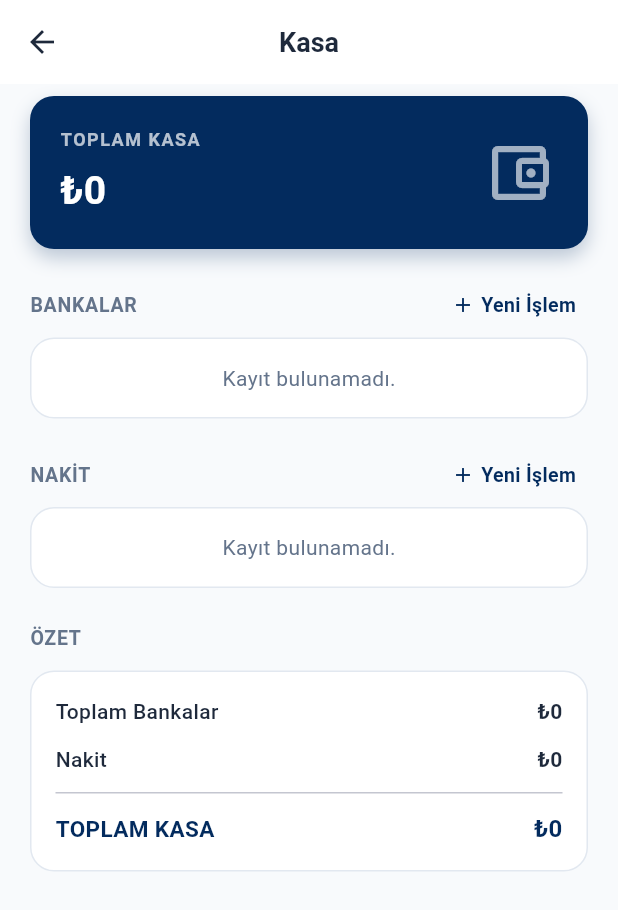
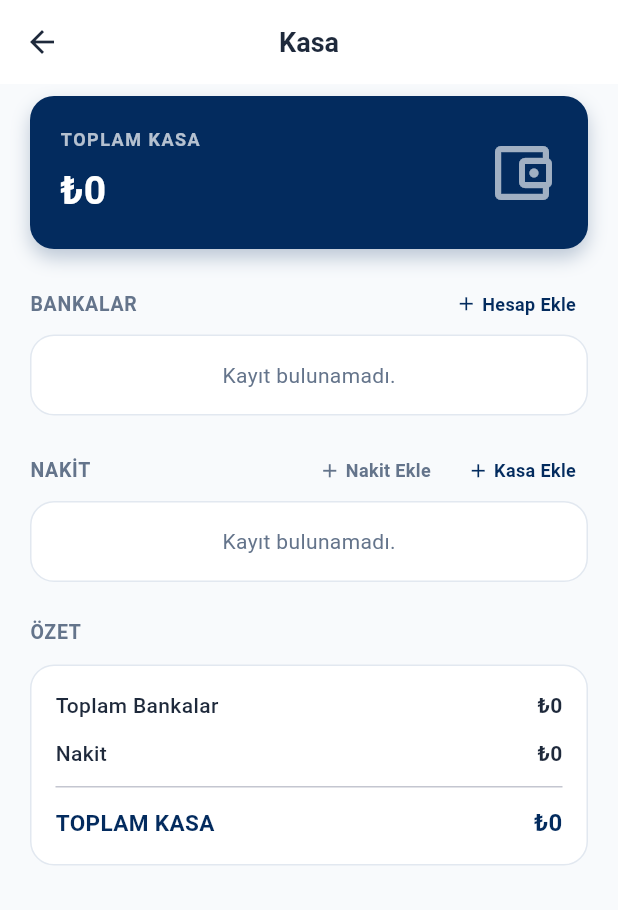
Before and after one commit to Soumat0u/Hane, a Flutter app: the KasaScreen screen opened directly, on a phone screen of 412 x 824 dp. Shown: the top 910 px of the screen. Run offline on Flutter 3.47's test engine with Material 3 defaults, Android fonts, the phone set to English and light mode, and no system bars; our stand-ins replace file_picker, flutter_local_notifications, flutter_map, flutter_secure_storage, geocoding, image_picker and 7 more; missing offline and left inert: excel; accounts and stored records are empty; network calls fail.

Commit message:
Fix: kasa sayfası güncellendi - Hesap Ekle yalnızca banka hesabı açar

```diff
--- a/lib/views/kasa_view.dart
+++ b/lib/views/kasa_view.dart
@@ -7,7 +7,8 @@ import 'package:hane/providers/finance_provider.dart';
 import 'package:hane/views/kasa_detay_view.dart';
 import 'package:hane/models/account.dart';
 import 'package:hane/views/widgets/bank_logo.dart';
-import 'package:hane/views/yeni_islem_view.dart';
+import 'package:hane/views/yeni_hesap_view.dart';
+import 'package:hane/utils/thousands_formatter.dart';
 
 class KasaScreen extends StatelessWidget {
   const KasaScreen({super.key});
@@ -29,7 +30,6 @@ class KasaScreen extends StatelessWidget {
             final kasa = fp.getTotalBalance();
             final bankAccounts = fp.accounts.where((a) => a.type == 'Banka').toList();
             final cashAccounts = fp.accounts.where((a) => a.type == 'Nakit').toList();
-
             final totalBankalar = bankAccounts.fold(0.0, (sum, a) => sum + a.balance);
             final totalNakit = cashAccounts.fold(0.0, (sum, a) => sum + a.balance);
 
@@ -41,18 +41,12 @@ class KasaScreen extends StatelessWidget {
                 child: Column(
                   crossAxisAlignment: CrossAxisAlignment.stretch,
                   children: [
-                  // Top Total Kasa Card (Degrade)
+                    // Banner
                     Container(
                       decoration: BoxDecoration(
                         color: context.colors.brand,
                         borderRadius: BorderRadius.circular(16),
-                      boxShadow: [
-                        BoxShadow(
-                          color: const Color(0x3F032B5E),
-                          blurRadius: 10,
-                          offset: const Offset(0, 6),
-                        ),
-                      ],
+                        boxShadow: [BoxShadow(color: const Color(0x3F032B5E), blurRadius: 10, offset: const Offset(0, 6))],
                       ),
                       padding: const EdgeInsets.all(20.0),
                       child: Row(
@@ -61,101 +55,51 @@ class KasaScreen extends StatelessWidget {
                           Column(
                             crossAxisAlignment: CrossAxisAlignment.start,
                             children: [
-                            Text(
-                              'TOPLAM KASA',
-                              style: TextStyle(
-                                color: Colors.white.withAlpha(180),
-                                fontSize: 12,
-                                fontWeight: FontWeight.bold,
-                                letterSpacing: 1,
-                              ),
-                            ),
+                              Text('TOPLAM KASA', style: TextStyle(color: Colors.white.withAlpha(180), fontSize: 12, fontWeight: FontWeight.bold, letterSpacing: 1)),
                               const SizedBox(height: 8),
-                            Text(
-                              currencyFormat.format(kasa),
-                              style: const TextStyle(
-                                color: Colors.white,
-                                fontSize: 26,
-                                fontWeight: FontWeight.bold,
-                              ),
-                            ),
+                              Text(currencyFormat.format(kasa), style: const TextStyle(color: Colors.white, fontSize: 26, fontWeight: FontWeight.bold)),
                             ],
                           ),
-                        SizedBox(
-                          width: 52,
-                          height: 52,
-                          child: Icon(Icons.account_balance_wallet_outlined, color: Colors.white.withAlpha(160), size: 48),
-                        ),
+                          Icon(Icons.account_balance_wallet_outlined, color: Colors.white.withAlpha(160), size: 48),
                         ],
                       ),
                     ),
                     const SizedBox(height: 24),
 
                     // BANKALAR
-                  _buildSectionHeader(context, 'BANKALAR', onNewTap: () {
-                    _showNewTransaction(context);
-                  }),
+                    _buildSectionHeader(context, 'BANKALAR', actions: [
+                      _SectionAction(label: 'Hesap Ekle', onTap: () => _openNewAccount(context, type: 'Banka', lockType: true)),
+                    ]),
                     _buildGroupList(context, bankAccounts, isBank: true),
                     const SizedBox(height: 24),
 
                     // NAKİT
-                  _buildSectionHeader(context, 'NAKİT', onNewTap: () {
-                    _showNewTransaction(context);
-                  }),
+                    _buildSectionHeader(context, 'NAKİT', actions: [
+                      _SectionAction(
+                        label: 'Nakit Ekle',
+                        onTap: cashAccounts.isEmpty ? null : () => _showAddCashSheet(context, cashAccounts),
+                      ),
+                      _SectionAction(label: 'Kasa Ekle', onTap: () => _openNewAccount(context, type: 'Nakit', lockType: true)),
+                    ]),
                     _buildGroupList(context, cashAccounts, iconData: Icons.payments_outlined, iconColor: Colors.green),
                     const SizedBox(height: 24),
 
-
                     // ÖZET
-                  Text(
-                    'ÖZET',
-                    style: TextStyle(
-                      fontSize: 13,
-                      fontWeight: FontWeight.bold,
-                      color: context.colors.textSecondary,
-                      letterSpacing: 0.5,
-                    ),
-                  ),
+                    Text('ÖZET', style: TextStyle(fontSize: 13, fontWeight: FontWeight.bold, color: context.colors.textSecondary, letterSpacing: 0.5)),
                     const SizedBox(height: 12),
                     Container(
-                    decoration: BoxDecoration(
-                      color: context.colors.surface,
-                      borderRadius: BorderRadius.circular(16),
-                      border: Border.all(color: context.colors.border),
-                    ),
+                      decoration: BoxDecoration(color: context.colors.surface, borderRadius: BorderRadius.circular(16), border: Border.all(color: context.colors.border)),
                       padding: const EdgeInsets.symmetric(horizontal: 16.0, vertical: 16.0),
-                    child: Column(
-                      children: [
+                      child: Column(children: [
                         _buildSummaryRow(context, 'Toplam Bankalar', totalBankalar),
                         const SizedBox(height: 12),
                         _buildSummaryRow(context, 'Nakit', totalNakit),
-                        const Padding(
-                          padding: EdgeInsets.symmetric(vertical: 12.0),
-                          child: Divider(height: 1),
-                        ),
-                        Row(
-                          mainAxisAlignment: MainAxisAlignment.spaceBetween,
-                          children: [
-                            Text(
-                              'TOPLAM KASA',
-                              style: TextStyle(
-                                fontSize: 15,
-                                fontWeight: FontWeight.bold,
-                                color: context.colors.brand,
-                              ),
-                            ),
-                            Text(
-                              currencyFormat.format(kasa),
-                              style: TextStyle(
-                                fontSize: 16,
-                                fontWeight: FontWeight.bold,
-                                color: context.colors.brand,
-                              ),
-                            ),
-                          ],
-                        ),
-                      ],
-                    ),
+                        const Padding(padding: EdgeInsets.symmetric(vertical: 12.0), child: Divider(height: 1)),
+                        Row(mainAxisAlignment: MainAxisAlignment.spaceBetween, children: [
+                          Text('TOPLAM KASA', style: TextStyle(fontSize: 15, fontWeight: FontWeight.bold, color: context.colors.brand)),
+                          Text(currencyFormat.format(kasa), style: TextStyle(fontSize: 16, fontWeight: FontWeight.bold, color: context.colors.brand)),
+                        ]),
+                      ]),
                     ),
                   ],
                 ),
@@ -167,48 +111,46 @@ class KasaScreen extends StatelessWidget {
     );
   }
 
-  void _showNewTransaction(BuildContext context) {
-    Navigator.push(context, MaterialPageRoute(builder: (_) => Scaffold(
-      appBar: AppBar(title: const Text('Yeni İşlem')),
-      body: YeniIslemScreen(initialType: 'Gelir', onBack: () => Navigator.pop(context)),
-    )));
+  void _openNewAccount(BuildContext context, {required String type, required bool lockType}) {
+    Navigator.push(context, MaterialPageRoute(builder: (_) => YeniHesapView(initialType: type, lockType: lockType)));
   }
 
-  Widget _buildSectionHeader(BuildContext context, String title, {required VoidCallback onNewTap}) {
+  void _showAddCashSheet(BuildContext context, List<Account> cashAccounts) {
+    showModalBottomSheet(
+      context: context,
+      isScrollControlled: true,
+      backgroundColor: context.colors.surface,
+      shape: const RoundedRectangleBorder(borderRadius: BorderRadius.vertical(top: Radius.circular(20))),
+      builder: (ctx) => _AddCashSheet(cashAccounts: cashAccounts),
+    );
+  }
+
+  Widget _buildSectionHeader(BuildContext context, String title, {List<_SectionAction> actions = const []}) {
     return Padding(
       padding: const EdgeInsets.only(bottom: 8.0),
       child: Row(
         mainAxisAlignment: MainAxisAlignment.spaceBetween,
         children: [
-          Text(
-            title,
-            style: TextStyle(
-              fontSize: 13,
-              fontWeight: FontWeight.bold,
-              color: context.colors.textSecondary,
-              letterSpacing: 0.5,
+          Text(title, style: TextStyle(fontSize: 13, fontWeight: FontWeight.bold, color: context.colors.textSecondary, letterSpacing: 0.5)),
+          Row(
+            children: actions.map((a) {
+              final color = a.onTap == null ? context.colors.textSecondary : context.colors.brand;
+              return Padding(
+                padding: const EdgeInsets.only(left: 8.0),
+                child: InkWell(
+                  onTap: a.onTap,
+                  borderRadius: BorderRadius.circular(6),
+                  child: Padding(
+                    padding: const EdgeInsets.symmetric(horizontal: 8.0, vertical: 4.0),
+                    child: Row(children: [
+                      Icon(Icons.add, size: 15, color: color),
+                      const SizedBox(width: 3),
+                      Text(a.label, style: TextStyle(fontSize: 12, fontWeight: FontWeight.w600, color: color)),
+                    ]),
                   ),
                 ),
-          InkWell(
-            onTap: onNewTap,
-            borderRadius: BorderRadius.circular(4),
-            child: Padding(
-              padding: const EdgeInsets.symmetric(horizontal: 8.0, vertical: 4.0),
-              child: Row(
-                children: [
-                  Icon(Icons.add, size: 16, color: context.colors.brand),
-                  const SizedBox(width: 4),
-                  Text(
-                    'Yeni İşlem',
-                    style: TextStyle(
-                      fontSize: 13,
-                      fontWeight: FontWeight.w600,
-                      color: context.colors.brand,
-                    ),
-                  ),
-                ],
-              ),
-            ),
+              );
+            }).toList(),
           ),
         ],
       ),
@@ -218,134 +160,192 @@ class KasaScreen extends StatelessWidget {
   Widget _buildGroupList(BuildContext context, List<Account> accounts, {bool isBank = false, IconData? iconData, Color? iconColor}) {
     if (accounts.isEmpty) {
       return Container(
-        decoration: BoxDecoration(
-          color: context.colors.surface,
-          borderRadius: BorderRadius.circular(16),
-          border: Border.all(color: context.colors.border),
-        ),
+        decoration: BoxDecoration(color: context.colors.surface, borderRadius: BorderRadius.circular(16), border: Border.all(color: context.colors.border)),
         padding: const EdgeInsets.all(16.0),
         alignment: Alignment.center,
         child: Text("Kayıt bulunamadı.", style: TextStyle(color: context.colors.textSecondary)),
       );
     }
-
     return Container(
-      decoration: BoxDecoration(
-        color: context.colors.surface,
-        borderRadius: BorderRadius.circular(16),
-        border: Border.all(color: context.colors.border),
-      ),
-      child: Column(
-        children: [
+      decoration: BoxDecoration(color: context.colors.surface, borderRadius: BorderRadius.circular(16), border: Border.all(color: context.colors.border)),
+      child: Column(children: [
         ...accounts.asMap().entries.map((entry) {
           final idx = entry.key;
           final a = entry.value;
-            return Column(
-              children: [
-                _buildListItem(
-                  context: context,
-                  account: a,
-                  isBank: isBank,
-                  iconData: iconData,
-                  iconColor: iconColor,
-                  isLast: idx == accounts.length - 1,
-                ),
-                if (idx < accounts.length - 1)
-                  Divider(height: 1, indent: isBank ? 116 : 64, color: context.colors.surfaceVariant),
-              ],
-            );
+          return Column(children: [
+            _buildListItem(context: context, account: a, isBank: isBank, iconData: iconData, iconColor: iconColor, isLast: idx == accounts.length - 1),
+            if (idx < accounts.length - 1) Divider(height: 1, indent: isBank ? 116 : 64, color: context.colors.surfaceVariant),
+          ]);
         }),
-        ],
-      ),
+      ]),
     );
   }
 
-  Widget _buildListItem({
-    required BuildContext context,
-    required Account account,
-    bool isBank = false,
-    IconData? iconData,
-    Color? iconColor,
-    bool isLast = false,
-  }) {
+  Widget _buildListItem({required BuildContext context, required Account account, bool isBank = false, IconData? iconData, Color? iconColor, bool isLast = false}) {
     return InkWell(
-      onTap: () {
-        Navigator.push(
-          context,
-          MaterialPageRoute(builder: (context) => KasaDetayView(account: account)),
-        );
-      },
+      onTap: () => Navigator.push(context, MaterialPageRoute(builder: (context) => KasaDetayView(account: account))),
       borderRadius: isLast
         ? const BorderRadius.only(bottomLeft: Radius.circular(16), bottomRight: Radius.circular(16))
         : const BorderRadius.only(topLeft: Radius.circular(16), topRight: Radius.circular(16)),
       child: Padding(
         padding: const EdgeInsets.symmetric(horizontal: 16.0, vertical: 14.0),
-        child: Row(
-          children: [
+        child: Row(children: [
           Container(
-              width: isBank ? 90 : 38,
-              height: 38,
-              decoration: BoxDecoration(
-                color: context.colors.scaffold,
-                borderRadius: BorderRadius.circular(8),
-              ),
+            width: isBank ? 90 : 38, height: 38,
+            decoration: BoxDecoration(color: context.colors.scaffold, borderRadius: BorderRadius.circular(8)),
             padding: const EdgeInsets.all(4.0),
             child: isBank
               ? BankLogoWidget(bankName: account.bankLogoPainter.isNotEmpty ? account.bankLogoPainter : account.name, width: 85, height: 32)
               : Icon(iconData, color: iconColor, size: 22),
           ),
           const SizedBox(width: 16),
-            Expanded(
-              child: Text(
-                account.name,
-                style: TextStyle(
-                  fontSize: 15,
-                  fontWeight: FontWeight.w600,
-                  color: context.colors.textPrimary,
-                ),
-              ),
-            ),
-            Text(
-              currencyFormat.format(account.balance),
-              style: TextStyle(
-                fontSize: 15,
-                fontWeight: FontWeight.bold,
-                color: context.colors.textPrimary,
-              ),
-            ),
+          Expanded(child: Text(account.name, style: TextStyle(fontSize: 15, fontWeight: FontWeight.w600, color: context.colors.textPrimary))),
+          Text(currencyFormat.format(account.balance), style: TextStyle(fontSize: 15, fontWeight: FontWeight.bold, color: context.colors.textPrimary)),
           const SizedBox(width: 8),
-            Icon(
-              Icons.arrow_forward_ios_rounded,
-              size: 14,
-              color: context.colors.textSecondary,
-            ),
-          ],
-        ),
+          Icon(Icons.arrow_forward_ios_rounded, size: 14, color: context.colors.textSecondary),
+        ]),
       ),
     );
   }
 
   Widget _buildSummaryRow(BuildContext context, String label, double value) {
-    return Row(
-      mainAxisAlignment: MainAxisAlignment.spaceBetween,
+    return Row(mainAxisAlignment: MainAxisAlignment.spaceBetween, children: [
+      Text(label, style: TextStyle(fontSize: 14, fontWeight: FontWeight.w500, color: context.colors.textPrimary)),
+      Text(currencyFormat.format(value), style: TextStyle(fontSize: 14, fontWeight: FontWeight.bold, color: context.colors.textPrimary)),
+    ]);
+  }
+}
+
+class _SectionAction {
+  final String label;
+  final VoidCallback? onTap;
+  const _SectionAction({required this.label, this.onTap});
+}
+
+// --- Mevcut bir nakit kasasına hızlıca bakiye ekler ---
+class _AddCashSheet extends StatefulWidget {
+  final List<Account> cashAccounts;
+  const _AddCashSheet({required this.cashAccounts});
+  @override
+  State<_AddCashSheet> createState() => _AddCashSheetState();
+}
+
+class _AddCashSheetState extends State<_AddCashSheet> {
+  late Account _selected;
+  final _amountController = TextEditingController();
+  bool _saving = false;
+  String _err = '';
+
+  @override
+  void initState() {
+    super.initState();
+    _selected = widget.cashAccounts.first;
+  }
+
+  @override
+  void dispose() {
+    _amountController.dispose();
+    super.dispose();
+  }
+
+  Future<void> _save() async {
+    final amount = parseThousandsFormatted(_amountController.text.trim());
+    if (amount <= 0) {
+      setState(() => _err = 'Geçerli bir tutar giriniz.');
+      return;
+    }
+    setState(() { _saving = true; _err = ''; });
+    try {
+      final fp = context.read<FinanceProvider>();
+      final updated = _selected.copyWith(openingBalance: _selected.openingBalance + amount);
+      await fp.updateAccount(updated);
+      if (mounted) Navigator.pop(context);
+    } catch (e) {
+      if (mounted) setState(() { _err = 'Kayıt başarısız: $e'; _saving = false; });
+    }
+  }
+
+  @override
+  Widget build(BuildContext context) {
+    return Padding(
+      padding: EdgeInsets.only(bottom: MediaQuery.of(context).viewInsets.bottom, left: 20, right: 20, top: 20),
+      child: Column(
+        mainAxisSize: MainAxisSize.min,
+        crossAxisAlignment: CrossAxisAlignment.stretch,
         children: [
-        Text(
-          label,
-          style: TextStyle(
-            fontSize: 14,
-            fontWeight: FontWeight.w500,
-            color: context.colors.textPrimary,
+          Center(child: Container(width: 40, height: 4, decoration: BoxDecoration(color: context.colors.border, borderRadius: BorderRadius.circular(2)))),
+          const SizedBox(height: 16),
+          Text('Nakit Ekle', style: TextStyle(fontSize: 17, fontWeight: FontWeight.bold, color: context.colors.textPrimary)),
+          const SizedBox(height: 16),
+          if (_err.isNotEmpty)
+            Container(
+              margin: const EdgeInsets.only(bottom: 12),
+              padding: const EdgeInsets.all(10),
+              decoration: BoxDecoration(color: Colors.red.withAlpha(30), borderRadius: BorderRadius.circular(8), border: Border.all(color: Colors.red.withAlpha(80))),
+              child: Text(_err, style: const TextStyle(color: Colors.red, fontSize: 13)),
+            ),
+          if (widget.cashAccounts.length > 1) ...[
+            Text('Kasa', style: TextStyle(fontSize: 13, fontWeight: FontWeight.w600, color: context.colors.textSecondary)),
+            const SizedBox(height: 6),
+            Container(
+              decoration: BoxDecoration(border: Border.all(color: context.colors.border), borderRadius: BorderRadius.circular(10), color: context.colors.surface),
+              padding: const EdgeInsets.symmetric(horizontal: 12),
+              child: DropdownButtonHideUnderline(
+                child: DropdownButton<Account>(
+                  value: _selected,
+                  isExpanded: true,
+                  dropdownColor: context.colors.surface,
+                  style: TextStyle(color: context.colors.textPrimary, fontSize: 15),
+                  onChanged: (a) { if (a != null) setState(() => _selected = a); },
+                  items: widget.cashAccounts.map((a) => DropdownMenuItem(value: a, child: Text(a.name))).toList(),
                 ),
               ),
-        Text(
-          currencyFormat.format(value),
-          style: TextStyle(
-            fontSize: 14,
-            fontWeight: FontWeight.bold,
-            color: context.colors.textPrimary,
+            ),
+            const SizedBox(height: 14),
+          ],
+          Text('Eklenecek Tutar (₺)', style: TextStyle(fontSize: 13, fontWeight: FontWeight.w600, color: context.colors.textSecondary)),
+          const SizedBox(height: 6),
+          TextField(
+            controller: _amountController,
+            autofocus: true,
+            keyboardType: const TextInputType.numberWithOptions(decimal: true),
+            inputFormatters: [ThousandsFormatter()],
+            decoration: InputDecoration(
+              prefixText: '₺ ',
+              hintText: '0',
+              contentPadding: const EdgeInsets.symmetric(horizontal: 14, vertical: 12),
+              border: OutlineInputBorder(borderRadius: BorderRadius.circular(10), borderSide: BorderSide(color: context.colors.border)),
+              enabledBorder: OutlineInputBorder(borderRadius: BorderRadius.circular(10), borderSide: BorderSide(color: context.colors.border)),
+              focusedBorder: OutlineInputBorder(borderRadius: BorderRadius.circular(10), borderSide: BorderSide(color: context.colors.accent, width: 2)),
+              filled: true,
+              fillColor: context.colors.surface,
+            ),
+            style: TextStyle(fontSize: 18, fontWeight: FontWeight.bold, color: context.colors.textPrimary),
+            onSubmitted: (_) => _save(),
+          ),
+          const SizedBox(height: 20),
+          Row(children: [
+            Expanded(
+              child: OutlinedButton(
+                onPressed: _saving ? null : () => Navigator.pop(context),
+                style: OutlinedButton.styleFrom(padding: const EdgeInsets.symmetric(vertical: 14), side: BorderSide(color: context.colors.border), shape: RoundedRectangleBorder(borderRadius: BorderRadius.circular(10))),
+                child: Text('İptal', style: TextStyle(color: context.colors.textPrimary)),
               ),
             ),
+            const SizedBox(width: 12),
+            Expanded(
+              child: ElevatedButton(
+                onPressed: _saving ? null : _save,
+                style: ElevatedButton.styleFrom(backgroundColor: context.colors.accent, padding: const EdgeInsets.symmetric(vertical: 14), shape: RoundedRectangleBorder(borderRadius: BorderRadius.circular(10))),
+                child: _saving
+                    ? const SizedBox(width: 20, height: 20, child: CircularProgressIndicator(strokeWidth: 2, color: Colors.white))
+                    : const Text('Ekle', style: TextStyle(color: Colors.white, fontWeight: FontWeight.bold)),
+              ),
+            ),
+          ]),
+          const SizedBox(height: 16),
         ],
+      ),
     );
   }
 }
```
Also changed, not shown: 1 other file. Lines whose indentation alone changed are shown as unchanged.
